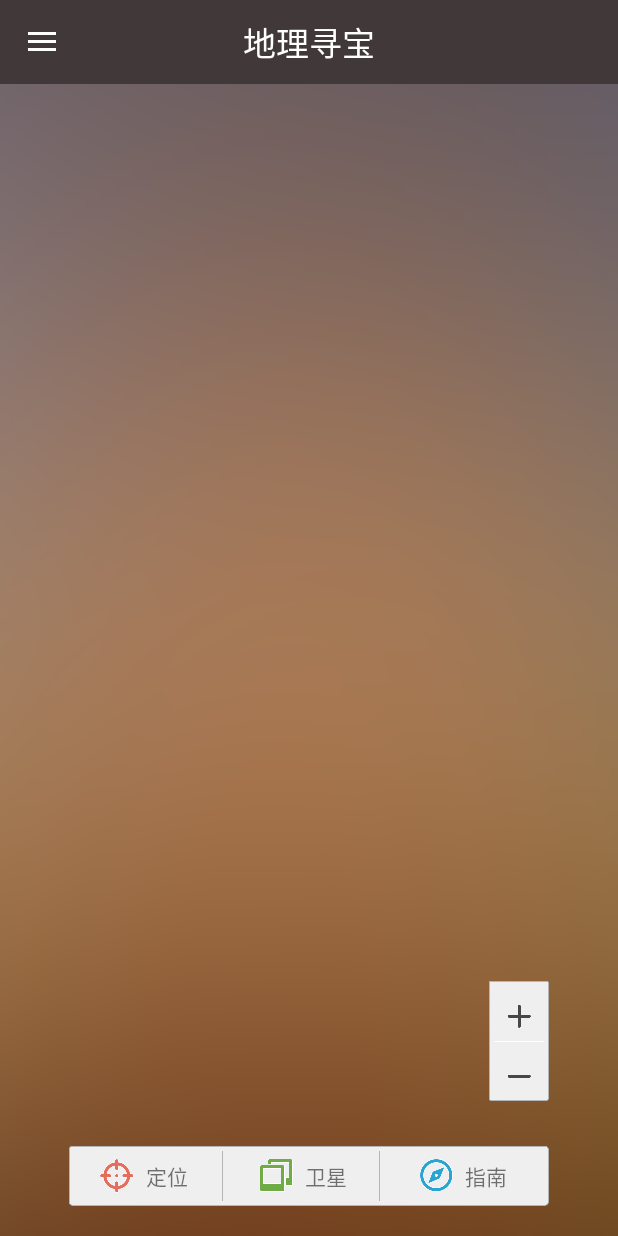
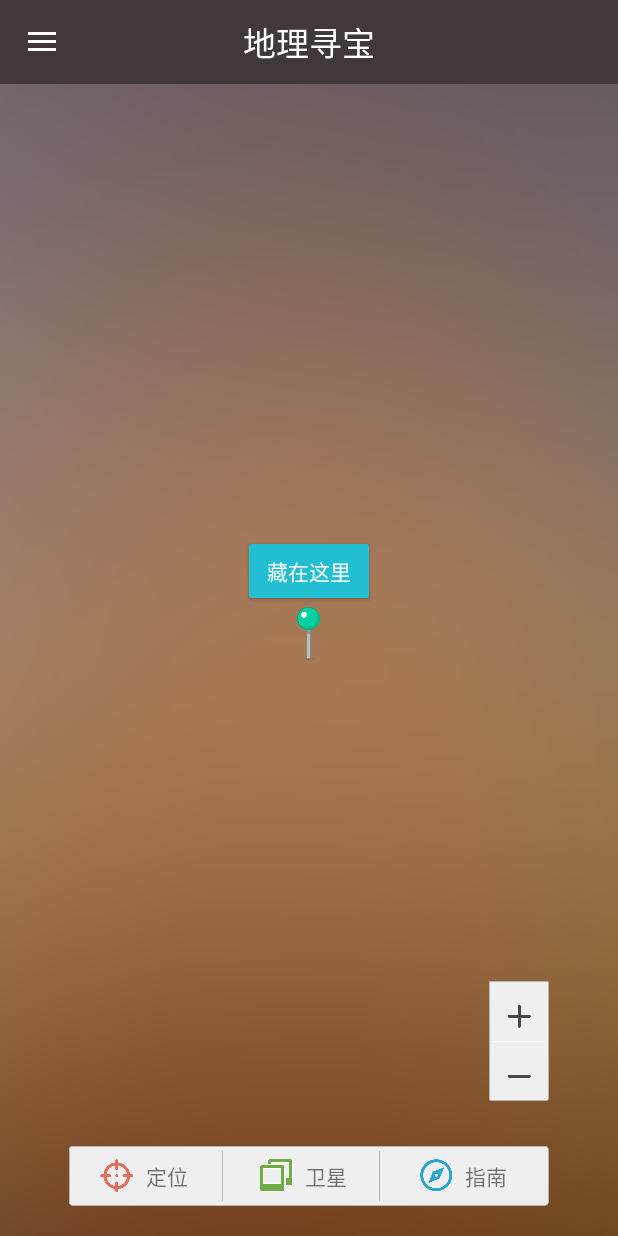
Before and after one commit to Smatezhang/Treasure09, an Android app: the HomeActivity screen opened directly, with no data from a screen before it, after a tap on "埋藏宝藏", on a phone screen of 412 x 824 dp. Run offline under Robolectric (Android 15) with nearby library versions, the phone set to English and light mode, and no system bars; our stand-ins replace ButterKnife, Picasso; pictures from the network do not load; 15 statements that could not run were skipped; 1 other tap on this screen came first.

Commit message:
三种视图的切换

```diff
--- a/app/src/main/java/com/example/machenike/treasure9/map/HomeActivity.java
+++ b/app/src/main/java/com/example/machenike/treasure9/map/HomeActivity.java
@@ -3,6 +3,8 @@ package com.example.machenike.treasure9.map;
 import android.os.Bundle;
 import android.support.annotation.NonNull;
 import android.support.design.widget.NavigationView;
+import android.support.v4.app.Fragment;
+import android.support.v4.app.FragmentManager;
 import android.support.v4.view.GravityCompat;
 import android.support.v4.widget.DrawerLayout;
 import android.support.v7.app.ActionBarDrawerToggle;
@@ -36,6 +38,7 @@ public class HomeActivity extends AppCompatActivity implements NavigationView.On
     private Unbinder mUnbinder;
     private ActivityUtils mActivityUtils;
     private ImageView mUserIcon;
+    private MapFragment mMapFragment;
 
     @Override
     protected void onCreate(Bundle savedInstanceState) {
@@ -44,6 +47,9 @@ public class HomeActivity extends AppCompatActivity implements NavigationView.On
 
         mUnbinder = ButterKnife.bind(this);
         mActivityUtils = new ActivityUtils(this);
+
+        FragmentManager manager = getSupportFragmentManager();
+        mMapFragment = (MapFragment) manager.findFragmentById(R.id.mapFragment);
 
         setSupportActionBar(mToolbar);
         if (getSupportActionBar()!=null){
@@ -86,7 +92,7 @@ public class HomeActivity extends AppCompatActivity implements NavigationView.On
     public boolean onNavigationItemSelected(@NonNull MenuItem item) {
         switch (item.getItemId()){
             case R.id.menu_hide:
-                mActivityUtils.showToast("埋藏宝藏");
+                mMapFragment.changeUiMode(2);
                 break;
             case R.id.menu_my_list:
                 mActivityUtils.showToast("我的列表");
--- a/app/src/main/java/com/example/machenike/treasure9/map/MapFragment.java
+++ b/app/src/main/java/com/example/machenike/treasure9/map/MapFragment.java
@@ -92,6 +92,8 @@ public class MapFragment extends Fragment implements MapFragmentView {
     Unbinder unbinder;
     @BindView(R.id.treasureView)
     TreasureView mTreasureView;
+    @BindView(R.id.hide_treasure)
+    RelativeLayout mHideTreasure;
     private BaiduMap mBaiduMap;
     private static LatLng mCurrentLocation;
     private boolean isFirst = true;
@@ -101,6 +103,7 @@ public class MapFragment extends Fragment implements MapFragmentView {
     private BitmapDescriptor treasure_dot;
     private Marker mCurrentMarker;
     private BitmapDescriptor treasure_expand;
+    private InfoWindow mInfoWindow;
 
     @Nullable
     @Override
@@ -126,7 +129,51 @@ public class MapFragment extends Fragment implements MapFragmentView {
         //初始化位置相关
         initLocation();
     }
+    private static final int TREASURE_MODE_NORMAL = 0;
+    private static final int TREASURE_MODE_SELECTED = 1;
+    private static final int TREASURE_MODE_HIDE = 2;
 
+    private int TREASURE_MODE_CURRENT = TREASURE_MODE_NORMAL;
+
+    public void changeUiMode(int mode){
+        if (mode ==TREASURE_MODE_CURRENT)
+            return;
+        TREASURE_MODE_CURRENT = mode;
+        switch (mode){
+            case TREASURE_MODE_NORMAL://切换到普通视图
+                if (mCurrentMarker!=null){
+                    mCurrentMarker.setVisible(true);
+                }
+                mBaiduMap.hideInfoWindow();
+                mLayoutBottom.setVisibility(View.GONE);
+                mTreasureView.setVisibility(View.GONE);
+                mCenterLayout.setVisibility(View.INVISIBLE);
+                break;
+            case TREASURE_MODE_SELECTED://切换到宝藏被选中视图
+                mLayoutBottom.setVisibility(View.VISIBLE);
+                mTreasureView.setVisibility(View.VISIBLE);
+                mCenterLayout.setVisibility(View.INVISIBLE);
+                mBaiduMap.showInfoWindow(mInfoWindow);
+                break;
+            case TREASURE_MODE_HIDE://切换到埋藏宝藏视图
+                if (mCurrentMarker!=null){
+                    mCurrentMarker.setVisible(true);
+                }
+                mCenterLayout.setVisibility(View.VISIBLE);
+                mLayoutBottom.setVisibility(View.GONE);
+                mTreasureView.setVisibility(View.GONE);
+                mBtnHideHere.setOnClickListener(new View.OnClickListener() {
+                    @Override
+                    public void onClick(View v) {
+                        mLayoutBottom.setVisibility(View.VISIBLE);
+                        mTreasureView.setVisibility(View.GONE);
+                        mHideTreasure.setVisibility(View.VISIBLE);
+                    }
+                });
+                break;
+        }
+
+    }
     //初始化位置相关
     private void initLocation() {
         //激活百度地图图层的定位功能
@@ -161,6 +208,7 @@ public class MapFragment extends Fragment implements MapFragmentView {
             String addrStr = bdLocation.getAddrStr();//位置描述
             Log.e("TAG", "当前位于:" + addrStr + "经纬度是" + longitude + ":" + latitude);
 
+            updateView(mCurrentLocation);
 
             MyLocationData myLocationData = new MyLocationData.Builder()
                     .accuracy(100f)//精度
@@ -205,6 +253,7 @@ public class MapFragment extends Fragment implements MapFragmentView {
 
         //设置地图覆盖物的点击监听
         mBaiduMap.setOnMarkerClickListener(mOnMarkerClickListener);
+
     }
 
     private BaiduMap.OnMarkerClickListener mOnMarkerClickListener = new BaiduMap.OnMarkerClickListener() {
@@ -217,24 +266,25 @@ public class MapFragment extends Fragment implements MapFragmentView {
             }
             mCurrentMarker = marker;
             mCurrentMarker.setVisible(false);
-            InfoWindow infoWindow = new InfoWindow(treasure_expand, marker.getPosition(), 0, new InfoWindow.OnInfoWindowClickListener() {
+            mInfoWindow = new InfoWindow(treasure_expand, marker.getPosition(), 0, new InfoWindow.OnInfoWindowClickListener() {
                 @Override
                 public void onInfoWindowClick() {
-                    mBaiduMap.hideInfoWindow();
+                    /*mBaiduMap.hideInfoWindow();
                     mCurrentMarker.setVisible(true);
 
                     mLayoutBottom.setVisibility(View.GONE);
-                    mTreasureView.setVisibility(View.GONE);
+                    mTreasureView.setVisibility(View.GONE);*/
+                    changeUiMode(TREASURE_MODE_NORMAL);
                 }
             });
-            mBaiduMap.showInfoWindow(infoWindow);
+           // mBaiduMap.showInfoWindow(mInfoWindow);
             Bundle bundle = marker.getExtraInfo();
             int treasure_id = bundle.getInt("treasure_id");
             Treasure treasure = TreasureRepo.getInstance().getTreasure(treasure_id);
             mTreasureView.bindView(treasure);
-            mLayoutBottom.setVisibility(View.VISIBLE);
-            mTreasureView.setVisibility(View.VISIBLE);
-
+          //  mLayoutBottom.setVisibility(View.VISIBLE);
+           // mTreasureView.setVisibility(View.VISIBLE);
+            changeUiMode(TREASURE_MODE_SELECTED);
             return false;
         }
     };
```
